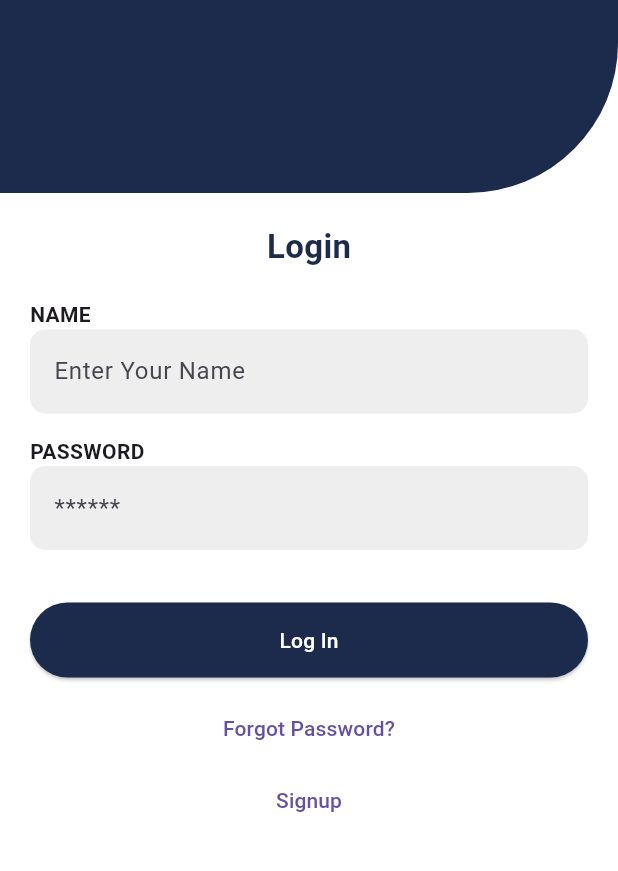
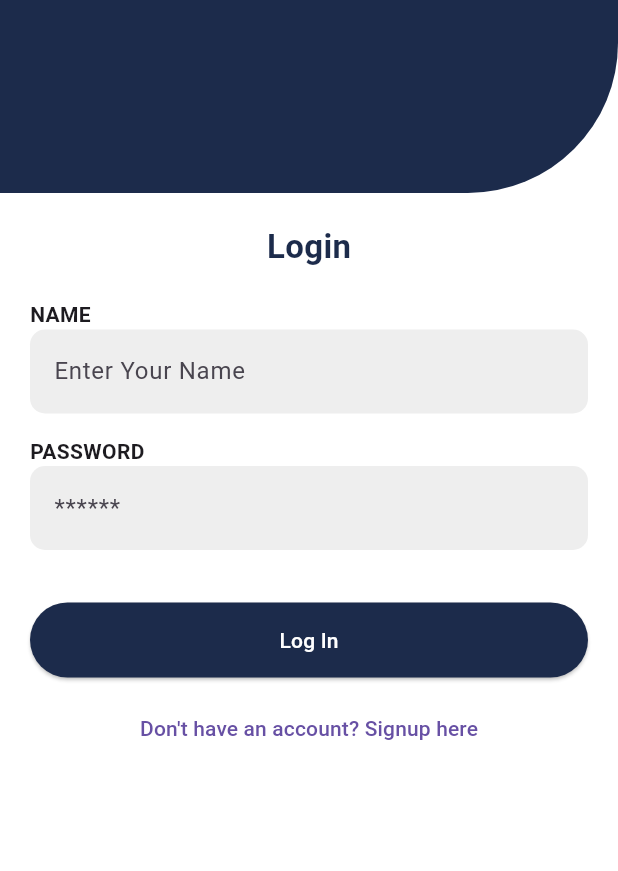
Before and after one commit to xdanujj/mediconnect, a Flutter app: the LoginScreen screen opened directly, on a phone screen of 412 x 824 dp, the part 137-1008 px from its top. Run offline on Flutter 3.47's test engine with Material 3 defaults, Android fonts, the phone set to English and light mode, and no system bars.

Commit message:
connected login and signup page

```diff
--- a/mediconnect/lib/loginpage.dart
+++ b/mediconnect/lib/loginpage.dart
@@ -1,4 +1,5 @@
 import 'package:flutter/material.dart';
+import 'package:mediconnect/signup.dart';
 
 class LoginScreen extends StatelessWidget {
   @override
@@ -76,18 +77,16 @@ class LoginScreen extends StatelessWidget {
                     children: [
                       TextButton(
                         onPressed: () {
-                          // Handle Forgot Password
+                          Navigator.push(
+                            context,
+                            MaterialPageRoute(builder: (context) => SignUpScreen()), // Navigate to Signup page
+                          );
                         },
-                        child: Text("Forgot Password?"),
-                      ),
-                      TextButton(
-                        onPressed: () {
-                          // Navigate to Signup Page
-                        },
-                        child: Text("Signup"),
+                        child: Text("Don't have an account? Signup here"),
                       ),
                     ],
-                  ),
+                  )
+
                 ],
               ),
             ),
--- a/mediconnect/lib/signup.dart
+++ b/mediconnect/lib/signup.dart
@@ -1,4 +1,5 @@
 import 'package:flutter/material.dart';
+import 'package:mediconnect/loginpage.dart';
 
 
 class SignUpScreen extends StatelessWidget {
@@ -55,7 +56,10 @@ class SignUpScreen extends StatelessWidget {
                   Center(
                     child: TextButton(
                       onPressed: () {
-                        // Navigate to login screen
+                        Navigator.push(
+                          context,
+                          MaterialPageRoute(builder: (context) => LoginScreen()), // Navigate to Signup page
+                        );
                       },
                       child: Text("Already Registered? Log in here."),
                     ),
```
Also changed, not shown: mediconnect/lib/main.dart (+3 -30 lines).
